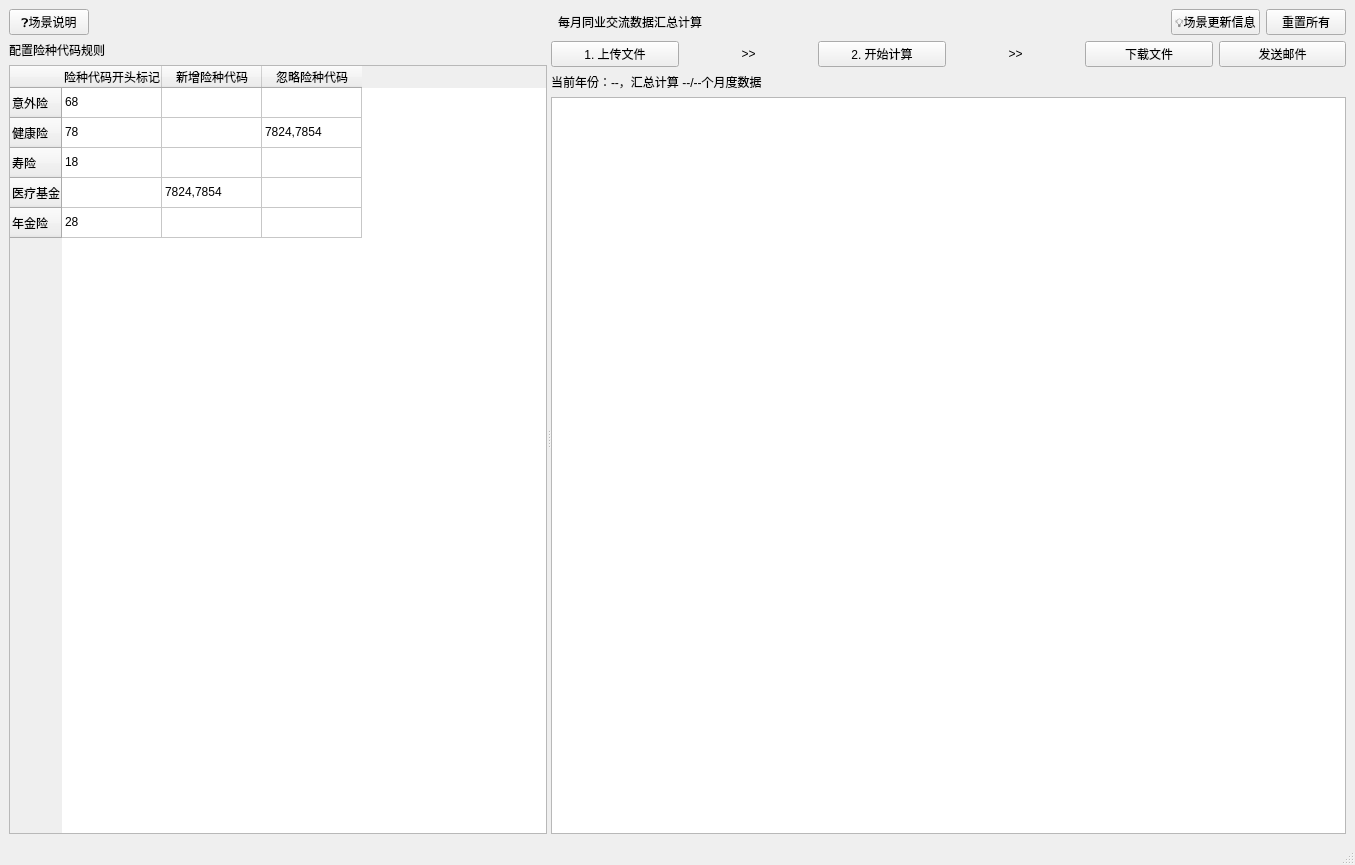
Above: lwx_project/client/ui/monthly_communication_data.ui from Cookie-HOO/lwx_project before the change. Below: the same form after it.
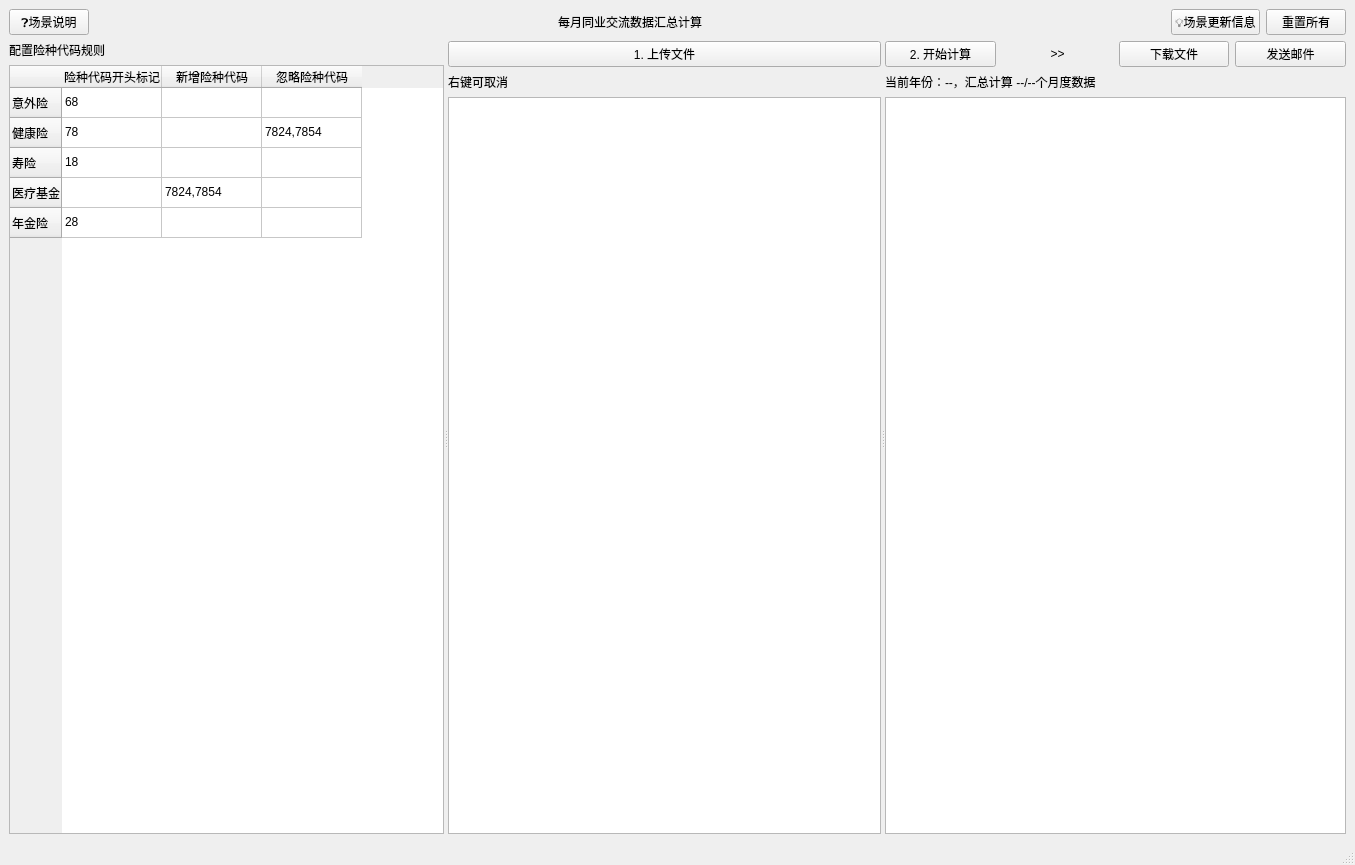
That is the form after the change.

```diff
--- a/lwx_project/client/ui/monthly_communication_data.ui
+++ b/lwx_project/client/ui/monthly_communication_data.ui
@@ -20,7 +20,7 @@
    <bool>true</bool>
   </property>
   <widget class="QWidget" name="centralwidget">
-   <layout class="QVBoxLayout" name="verticalLayout_3" stretch="1,99">
+   <layout class="QVBoxLayout" name="verticalLayout_4" stretch="1,99">
     <item>
      <layout class="QHBoxLayout" name="horizontalLayout_8">
       <item>
@@ -86,7 +86,7 @@
      </layout>
     </item>
     <item>
-     <widget class="QSplitter" name="splitter">
+     <widget class="QSplitter" name="splitter_2">
       <property name="orientation">
        <enum>Qt::Horizontal</enum>
       </property>
@@ -219,11 +219,13 @@
         </item>
        </layout>
       </widget>
-      <widget class="QWidget" name="verticalLayoutWidget">
+      <widget class="QSplitter" name="upload_vs_cal_spliter">
+       <property name="orientation">
+        <enum>Qt::Horizontal</enum>
+       </property>
+       <widget class="QWidget" name="">
        <layout class="QVBoxLayout" name="verticalLayout">
         <item>
-         <layout class="QHBoxLayout" name="horizontalLayout">
-          <item>
            <widget class="QPushButton" name="upload_button">
             <property name="text">
              <string>1. 上传文件</string>
@@ -231,18 +233,21 @@
            </widget>
           </item>
           <item>
-           <widget class="QLabel" name="label_3">
-            <property name="layoutDirection">
-             <enum>Qt::LeftToRight</enum>
-            </property>
+          <widget class="QLabel" name="upload_info_text_2">
             <property name="text">
-             <string>&gt;&gt;</string>
-            </property>
-            <property name="alignment">
-             <set>Qt::AlignCenter</set>
-            </property>
-           </widget>
-          </item>
+            <string>右键可取消</string>
+           </property>
+          </widget>
+         </item>
+         <item>
+          <widget class="QListWidget" name="raw_upload_list"/>
+         </item>
+        </layout>
+       </widget>
+       <widget class="QWidget" name="">
+        <layout class="QVBoxLayout" name="verticalLayout_3">
+         <item>
+          <layout class="QHBoxLayout" name="horizontalLayout">
           <item>
            <widget class="QPushButton" name="cal_button">
             <property name="text">
@@ -287,6 +292,7 @@
          <widget class="QListWidget" name="upload_list"/>
         </item>
        </layout>
+       </widget>
       </widget>
      </widget>
     </item>
```
Lines whose indentation alone changed are shown as unchanged.
